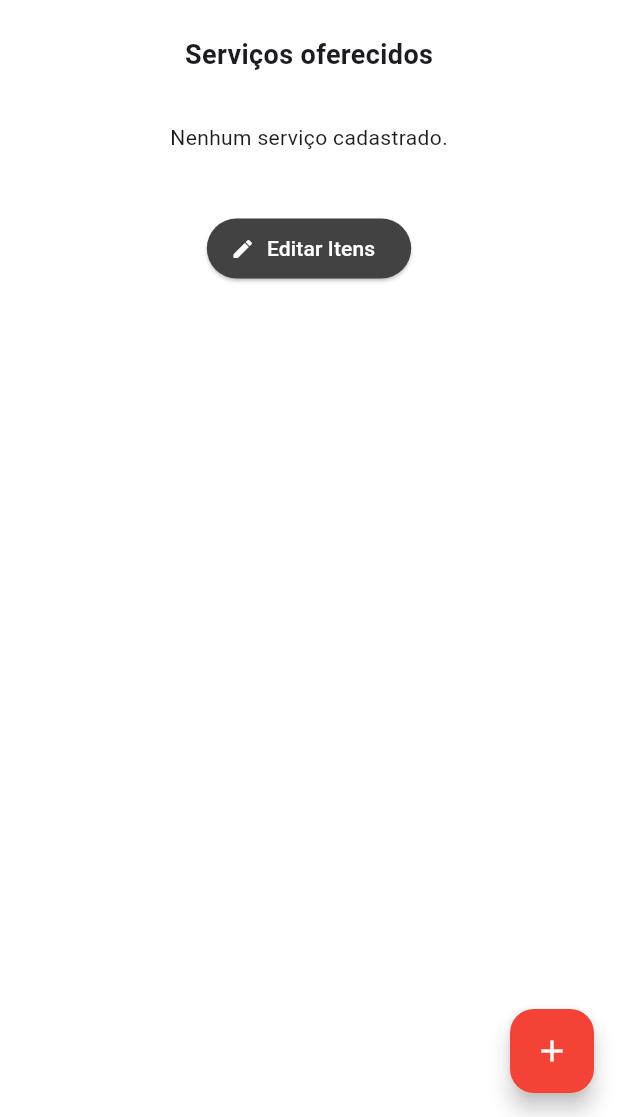
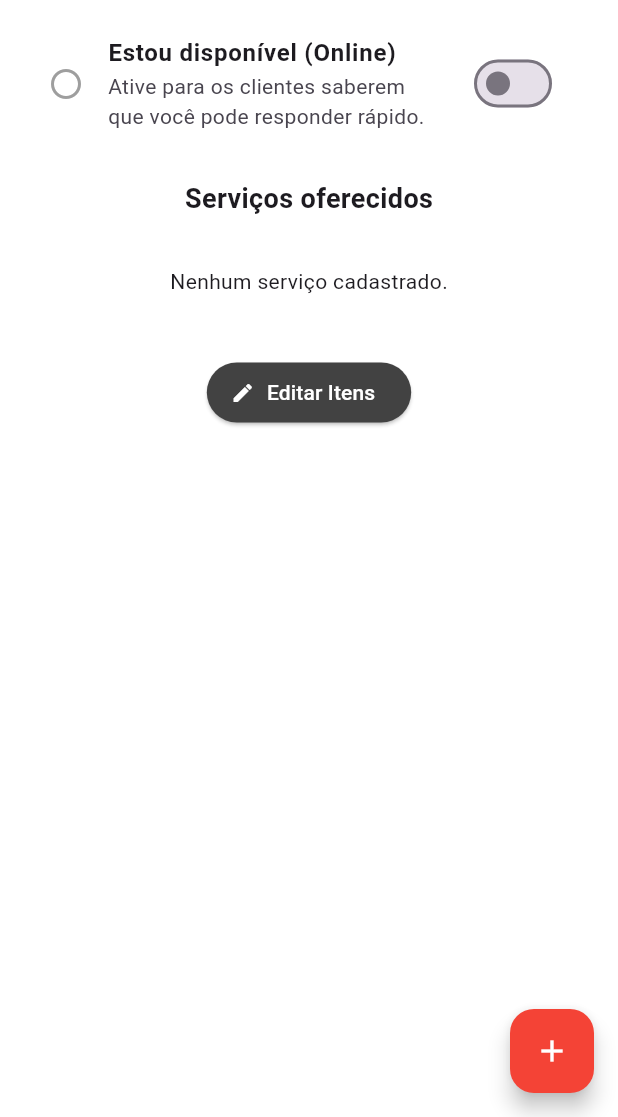
Before and after one commit to JoaoBrunoRezende20/Projeto-Conecta, a Flutter app: the TelaInicialPrestador screen opened directly, on a phone screen of 412 x 824 dp, the part 119-1236 px from its top. Run offline on Flutter 3.47's test engine with Material 3 defaults, Android fonts, the phone set to English and light mode, and no system bars; our stand-ins replace cloud_firestore, firebase_auth, firebase_core, firebase_storage, image_picker, mask_text_input_formatter and 1 more; missing offline and left inert: gal; accounts and stored records are empty.

Commit message:
feat: adicionar status online/offline para prestadores

```diff
--- a/e_nosso/lib/telas/prestador/tela_inicial_prestador_servico.dart
+++ b/e_nosso/lib/telas/prestador/tela_inicial_prestador_servico.dart
@@ -9,10 +9,17 @@ import '../../utils/usuario_util.dart';
 
 // --- Modelos de Dados ---
 class PrestadorProfile {
+  final String uid;
   final String nome;
   final String areaAtuacao;
+  final bool isOnline;
 
-  PrestadorProfile({required this.nome, required this.areaAtuacao});
+  PrestadorProfile({
+    required this.uid,
+    required this.nome,
+    required this.areaAtuacao,
+    required this.isOnline,
+  });
 }
 
 // --- A Tela ---
@@ -69,8 +76,12 @@ class _TelaInicialPrestadorState extends State<TelaInicialPrestador> {
         // 2. SE APROVADO, CARREGA OS DADOS E MOSTRA O PERFIL
         final nomeFormatado = UsuarioUtil.getNomeCompleto(data, colecao: 'prestadorServicos');
         final areaAtuacao = data['areaAtuacao'] ?? "Profissão não definida";
-
-        final prestador = PrestadorProfile(nome: nomeFormatado, areaAtuacao: areaAtuacao);
+        final prestador = PrestadorProfile(
+          uid: user.uid,
+          nome: nomeFormatado,
+          areaAtuacao: areaAtuacao,
+          isOnline: data['isOnline'] ?? false,
+        );
 
         return _buildTelaAprovada(prestador);
       },
@@ -197,6 +208,31 @@ class _TelaInicialPrestadorState extends State<TelaInicialPrestador> {
             Text(
               '${prestador.areaAtuacao} ${prestador.nome}',
               style: const TextStyle(fontSize: 16, color: Colors.grey),
+            ),
+            const SizedBox(height: 16),
+            SwitchListTile(
+              title: const Text("Estou disponível (Online)", style: TextStyle(fontWeight: FontWeight.bold)),
+              subtitle: const Text("Ative para os clientes saberem que você pode responder rápido."),
+              value: prestador.isOnline,
+              activeColor: Colors.green,
+              secondary: Icon(
+                prestador.isOnline ? Icons.circle : Icons.circle_outlined,
+                color: prestador.isOnline ? Colors.green : Colors.grey,
+              ),
+              onChanged: (value) async {
+                try {
+                  await FirebaseFirestore.instance
+                      .collection('prestadorServicos')
+                      .doc(prestador.uid)
+                      .update({'isOnline': value});
+                } catch (e) {
+                  if (context.mounted) {
+                    ScaffoldMessenger.of(context).showSnackBar(
+                      SnackBar(content: Text('Erro ao atualizar status: $e')),
+                    );
+                  }
+                }
+              },
             ),
             const SizedBox(height: 24),
             const Text(
```
Also changed, not shown: e_nosso/lib/telas/categorias/categoria_servicos.dart (+22 -0 lines), e_nosso/lib/telas/cliente/tela_perfil_prestador.dart (+21 -1 lines), 1 other file.
